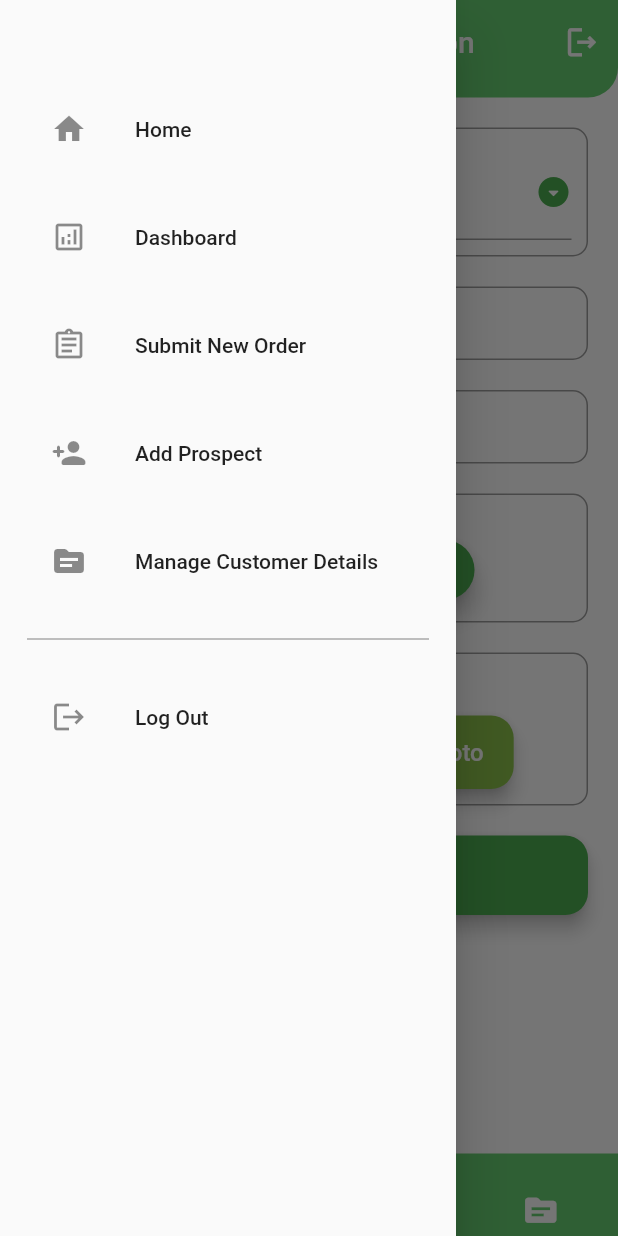
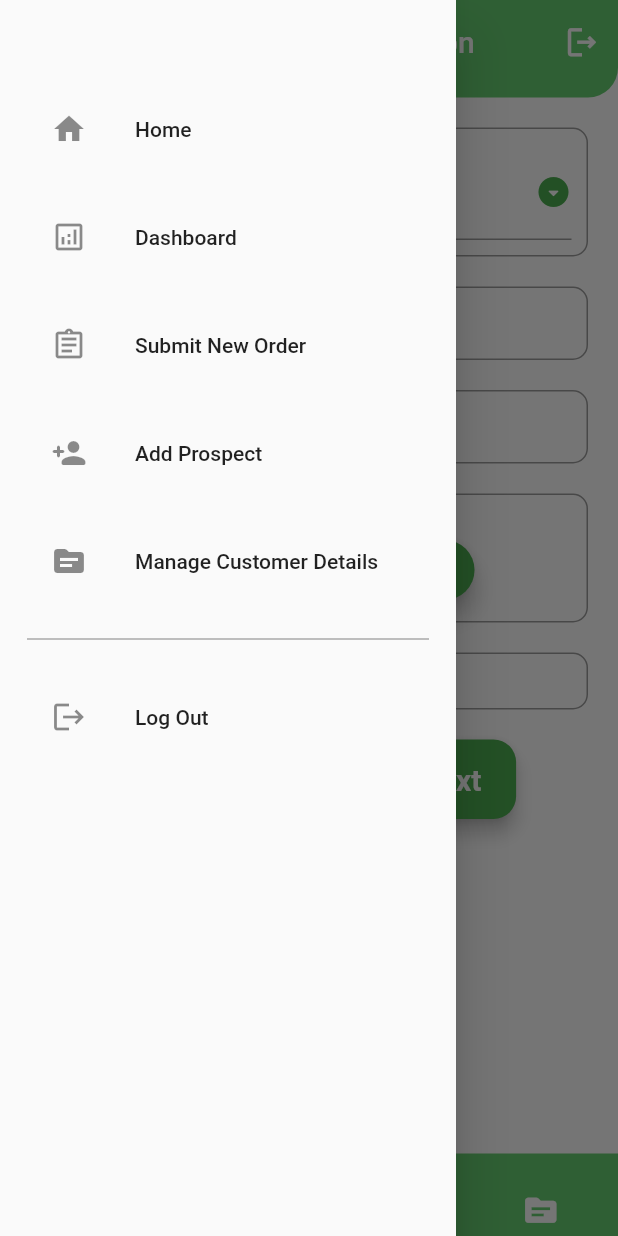
Before and after one commit to bwikimpeloles/ftrsb_mobile, a Flutter app: the ProductDetails screen opened directly, with the side drawer open, on a phone screen of 412 x 824 dp. Run offline on Flutter 3.47's test engine with Material 2 defaults, Android fonts, the phone set to English and light mode, and no system bars; drawn by our look-alikes of curved_navigation_bar; our stand-ins replace cloud_firestore, file_picker, firebase_auth, firebase_core, firebase_database, firebase_messaging and 4 more; accounts and stored records are empty.

Commit message:
Update product_details.dart
get dropdown items from database.
add multiple products to list

```diff
--- a/lib/SalesScreen/order/product_details.dart
+++ b/lib/SalesScreen/order/product_details.dart
@@ -1,4 +1,3 @@
-import 'package:firebase_database/firebase_database.dart';
 import 'package:flutter/material.dart';
 import 'package:fluttertoast/fluttertoast.dart';
 import 'package:ftrsb_mobile/SalesScreen/bottom_nav_bar.dart';
@@ -18,30 +17,14 @@ class ProductDetails extends StatefulWidget {
 }
 
 late ProductModel product = ProductModel();
+List<ProductModel> selectedProduct = [];
 
-String? _selectedValue = 'No product chosen';
-
-var listOfValue = [
-  'KUNYIT KISAR FROZEN 250g',
-  'LENGKUAS KISAR FROZEN 250g',
-  'HALIA KISAR FROZEN 250g',
-  'CILI KERING KISAR FROZEN 250g',
-  'CILI API KISAR FROZEN 250g'
-];
+String? _selectedValue = 'HALIA KISAR FROZEN 250g';
 
 class _ProductDetailsState extends State<ProductDetails> {
-
-    //late DatabaseReference dbRef =
-    //  FirebaseDatabase.instance.ref().child('ProductTemp');
-
-  // form key
-  final _formKey = GlobalKey<FormState>();
-  // editing Controller
   final nameEditingController = TextEditingController();
   final skuEditingController = TextEditingController();
   final barcodeEditingController = TextEditingController();
-  final quantityEditingController = TextEditingController();
-  final docUrlEditingController = TextEditingController();
 
   int _count = 1;
 
@@ -57,10 +40,24 @@ class _ProductDetailsState extends State<ProductDetails> {
     });
   }
 
+  late CollectionReference _collectionRef;
+
+
+  @override
+  void initState() {
+    // TODO: implement initState
+    super.initState();
+    _collectionRef = FirebaseFirestore.instance.collection('product');
+    setState(() {
+      selectedProduct = [];
+    });
+  }
+
   @override
   Widget build(BuildContext context) {
 //dropdown product name
     final productName = Container(
+      width: MediaQuery.of(context).size.width,
       padding: EdgeInsets.all(10),
       decoration: BoxDecoration(
           borderRadius: BorderRadius.circular(10),
@@ -69,35 +66,13 @@ class _ProductDetailsState extends State<ProductDetails> {
           )),
       child: Column(
         children: [
-          DropdownButtonFormField(
-              items: listOfValue.map((e) {
-                return DropdownMenuItem(
-                  child: Text(e),
-                  value: e,
-                );
-              }).toList(),
-              onChanged: (String? val) {
-                setState(() {
-                  _selectedValue = val!;
-                  if (_selectedValue == 'KUNYIT KISAR FROZEN 250g') {
-                    skuEditingController.text = '20';
-                    barcodeEditingController.text = '7634273';
-                  } else if (_selectedValue == 'LENGKUAS KISAR FROZEN 250g') {
-                    skuEditingController.text = '20';
-                    barcodeEditingController.text = '935627';
-                  } else if (_selectedValue == 'HALIA KISAR FROZEN 250g') {
-                    skuEditingController.text = '21';
-                    barcodeEditingController.text = '935459';
-                  } else if (_selectedValue ==
-                      'CILI KERING KISAR FROZEN 250g') {
-                    skuEditingController.text = '22';
-                    barcodeEditingController.text = '7645372';
-                  } else if (_selectedValue == 'CILI API KISAR FROZEN 250g') {
-                    skuEditingController.text = '22';
-                    barcodeEditingController.text = '762513';
-                  }
-                });
-              },
+          StreamBuilder<QuerySnapshot>(
+              stream: _collectionRef.snapshots(),
+              builder: (context, snapshot) {
+                if (!snapshot.hasData) {
+                  return const CircularProgressIndicator();
+                } else {
+                  return DropdownButtonFormField(
                     icon: Icon(Icons.arrow_drop_down_circle_rounded,
                         color: Colors.green),
                     dropdownColor: Colors.green.shade50,
@@ -106,48 +81,131 @@ class _ProductDetailsState extends State<ProductDetails> {
                       prefixIcon: Icon(
                         Icons.library_add,
                       ),
-              )),
+                    ),
+                    itemHeight: kMinInteractiveDimension,
+                    items: snapshot.data!.docs
+                        .map(
+                          (map) => DropdownMenuItem(
+                            child: Text(map.id),
+                            value: map.id,
+                          ),
+                        )
+                        .toList(),
+                    onChanged: (String? val) {
+                      for (int i = 0; i < snapshot.data!.docs.length; i++) {
+                        DocumentSnapshot snap = snapshot.data!.docs[i];
+                        setState(() {
+                          _selectedValue = val!;
+                          if (_selectedValue == snap.get('name')) {
+                            skuEditingController.text = snap.get('SKU');
+                            barcodeEditingController.text = snap.get('barcode');
+                          }
+                        });
+                      }
+                    },
+                  );
+                }
+              }),
         ],
       ),
     );
 
-//select file button
-    final selectFileButton = Material(
+    //add button
+    final addButton = Material(
       elevation: 5,
       borderRadius: BorderRadius.circular(15),
       color: Colors.lightGreen,
       child: MaterialButton(
           padding: const EdgeInsets.fromLTRB(20, 15, 20, 15),
-            minWidth: 10,
-            onPressed: (() {}),
+          //minWidth: MediaQuery.of(context).size.width,
+          onPressed: () {
+            Map<String, dynamic> prodmap = {
+              'name': _selectedValue,
+              'SKU': skuEditingController.text,
+              'barcode': barcodeEditingController.text,
+              'quantity': _count,
+            };
+            product = ProductModel.fromMap(prodmap);
+            setState(() {
+              if (_count <= 0) {
+                Fluttertoast.showToast(
+                  msg: "Please check your product quantity",
+                  gravity: ToastGravity.CENTER,
+                  fontSize: 16.0,
+                );
+              } else if(skuEditingController.text == ''){
+                Fluttertoast.showToast(
+                  msg: "Please choose a product",
+                  gravity: ToastGravity.CENTER,
+                  fontSize: 16.0,
+                );
+              } else{
+                selectedProduct.add(product);
+                skuEditingController.clear();
+                barcodeEditingController.clear();
+                _count = 1;
+                _selectedValue = null;
+              }
+            });
+            //print(_selectedProduct.length);
+          },
           child: const Text(
-              "Select File",
+            "Add To List",
             textAlign: TextAlign.center,
             style: TextStyle(
-                fontSize: 16,
-                color: Colors.white,
-                //fontWeight: FontWeight.bold
+                fontSize: 20, color: Colors.white, fontWeight: FontWeight.bold),
+          )),
+    );
+
+    //preview list
+    final previewProductList = Container(
+      padding: EdgeInsets.all(10),
+      decoration: BoxDecoration(
+          borderRadius: BorderRadius.circular(10),
+          border: Border.all(
+            color: Colors.grey,
+          )),
+      child: Column(
+        children: [
+          SizedBox(child: Text('Selected Product:',style: TextStyle(color: Colors.grey),)),
+          ListView.builder(
+            physics: const NeverScrollableScrollPhysics(),
+            shrinkWrap: true,
+            itemCount: selectedProduct.length,
+            itemBuilder: (context, index) {
+              return Card(
+                child: Padding(
+                    padding: const EdgeInsets.all(5.0),
+                    child: ListTile(
+                        title: Text(selectedProduct[index].name.toString(),
+                            style: TextStyle(fontSize: 15.0)),
+                        subtitle: Text(
+                            'Qty: ' +
+                                selectedProduct[index].quantity.toString(),
+                            style: TextStyle(fontSize: 13.0)),
+                        trailing: IconButton(
+                          icon: Icon(
+                            Icons.delete,
+                            color: Colors.red,
+                            size: 18,
                           ),
-            )));
-
-    //select file button
-    final takePhotoButton = Material(
-        elevation: 5,
-        borderRadius: BorderRadius.circular(15),
-        color: Colors.lightGreen,
-        child: MaterialButton(
-            padding: const EdgeInsets.fromLTRB(20, 15, 20, 15),
-            minWidth: 10,
-            onPressed: (() {}),
-            child: const Text(
-              "Take Photo",
-              textAlign: TextAlign.center,
-              style: TextStyle(
-                fontSize: 16,
-                color: Colors.white,
-                //fontWeight: FontWeight.bold
+                          onPressed: () {
+                            setState(() {
+                              selectedProduct.removeAt(index);
+                              skuEditingController.clear();
+                              barcodeEditingController.clear();
+                              _count = 1;
+                              _selectedValue = null;
+                            });
+                          },
+                        ))
                     ),
-            )));
+              );
+            },
+          ),
+        ],
+      ),
+    );
 
     //submit button
     final submitButton = Material(
@@ -156,26 +214,18 @@ class _ProductDetailsState extends State<ProductDetails> {
       color: Colors.green,
       child: MaterialButton(
           padding: const EdgeInsets.fromLTRB(20, 15, 20, 15),
-          minWidth: MediaQuery.of(context).size.width,
+          //minWidth: MediaQuery.of(context).size.width,
           onPressed: () {
-            if (skuEditingController.text == '') {
-              Fluttertoast.showToast(msg: 'Please choose a product!');
+            if (selectedProduct.isEmpty) {
+              Fluttertoast.showToast(
+                msg: 'Please choose a product!',
+                gravity: ToastGravity.CENTER,
+                fontSize: 16.0,
+              );
             } else {
               setState(() {
-                product.name = _selectedValue;
-                product.sku = skuEditingController.text;
-                product.quantity = _count;
-                product.barcode = barcodeEditingController.text;
+                selectedProduct = selectedProduct;
               });
-
-              Map<String?, String?> products = {
-                'name': product.name,
-                'sku': product.sku,
-                'quantity': product.quantity.toString(),
-                'barcode': product.barcode,
-              };
-
-              //dbRef.push().set(products);
 
               if (cust.channel == 'b2b_retail' ||
                   cust.channel == 'b2b_hypermarket') {
@@ -280,7 +330,9 @@ class _ProductDetailsState extends State<ProductDetails> {
             mainAxisAlignment: MainAxisAlignment.spaceEvenly,
             children: [
               FloatingActionButton.small(
-                heroTag: Text("btn1",),
+                heroTag: Text(
+                  "btn1",
+                ),
                 child: Icon(Icons.remove),
                 onPressed: () {
                   decrementCount();
@@ -313,13 +365,10 @@ class _ProductDetailsState extends State<ProductDetails> {
           child: CustomAppBar(bartitle: 'Add Product Information'),
           preferredSize: Size.fromHeight(65),
         ),
-        body: Padding(
+        body: SingleChildScrollView(
+          child: Padding(
               padding: const EdgeInsets.all(20.0),
-          child: StreamBuilder(
-              stream:
-                  FirebaseFirestore.instance.collection('product').snapshots(),
-              builder: (context, AsyncSnapshot<QuerySnapshot> streamSnapshot) {
-                return Column(
+              child: Column(
                 children: [
                   productName,
                   SizedBox(
@@ -337,40 +386,19 @@ class _ProductDetailsState extends State<ProductDetails> {
                   SizedBox(
                     height: 20,
                   ),
-                    Container(
-                      padding: EdgeInsets.all(10),
-                      decoration: BoxDecoration(
-                          borderRadius: BorderRadius.circular(10),
-                          border: Border.all(
-                            color: Colors.grey,
-                          )),
-                      child: Column(
-                        children: [
+                  previewProductList,
                   SizedBox(
-                              child: Text(
-                            'Upload Sales Document',
-                            style: TextStyle(color: Colors.grey),
-                          )),
-                          SizedBox(
-                            height: 15,
+                    height: 20,
                   ),
                   Row(
                     mainAxisAlignment: MainAxisAlignment.spaceEvenly,
                     children: [
-                              selectFileButton,
-                              takePhotoButton,
+                      addButton,
+                      submitButton,
                     ],
                   ),
                 ],
-                      ),
-                    ),
-                    SizedBox(
-                      height: 20,
-                    ),
-                    submitButton,
-                  ],
-                );
-              }),
+              )),
         ));
   }
 }
```
Lines whose indentation alone changed are shown as unchanged.
